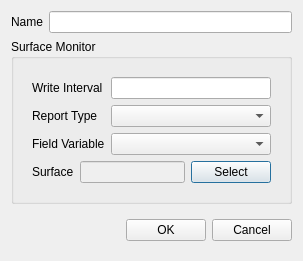
The window that baramFlow/view/solution/monitors/surface_dialog.ui (nextfoam/baram) describes before a commit, drawn with Qt 5.
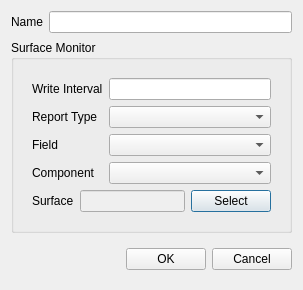
The same window after the commit. Custom widgets are drawn as their Qt base class.

Commit message: Issue baram#724 리포팅 등의 기능과 동일하게 모니터링 field에 collateral field를 포함시키기 위한 field 처리 변경

What changed in the file:
```diff
--- a/baramFlow/view/solution/monitors/surface_dialog.ui
+++ b/baramFlow/view/solution/monitors/surface_dialog.ui
@@ -7,7 +7,7 @@
     <x>0</x>
     <y>0</y>
     <width>303</width>
-    <height>260</height>
+    <height>290</height>
    </rect>
   </property>
   <property name="windowTitle">
@@ -76,17 +76,27 @@
           </widget>
          </item>
          <item row="1" column="1">
-          <widget class="EnumComboBox" name="reportType"/>
+          <widget class="PythonComboBox" name="reportType"/>
          </item>
          <item row="2" column="0">
           <widget class="QLabel" name="label_2">
            <property name="text">
-            <string>Field Variable</string>
+            <string>Field</string>
            </property>
           </widget>
          </item>
          <item row="2" column="1">
-          <widget class="QComboBox" name="fieldVariable"/>
+          <widget class="PythonComboBox" name="field"/>
+         </item>
+         <item row="3" column="0">
+          <widget class="QLabel" name="label_5">
+           <property name="text">
+            <string>Component</string>
+           </property>
+          </widget>
+         </item>
+         <item row="3" column="1">
+          <widget class="VectorComponentComboBox" name="fieldComponent"/>
          </item>
         </layout>
        </widget>
@@ -173,9 +183,14 @@
  </widget>
  <customwidgets>
   <customwidget>
-   <class>EnumComboBox</class>
+   <class>PythonComboBox</class>
    <extends>QComboBox</extends>
-   <header>widgets.enum_combo_box</header>
+   <header>widgets.python_combo_box</header>
+  </customwidget>
+  <customwidget>
+   <class>VectorComponentComboBox</class>
+   <extends>QComboBox</extends>
+   <header>baramFlow.view.widgets.vector_component_combo_box</header>
   </customwidget>
   <customwidget>
    <class>MonitorNameEdit</class>
```
The commit also changes 33 other files.
